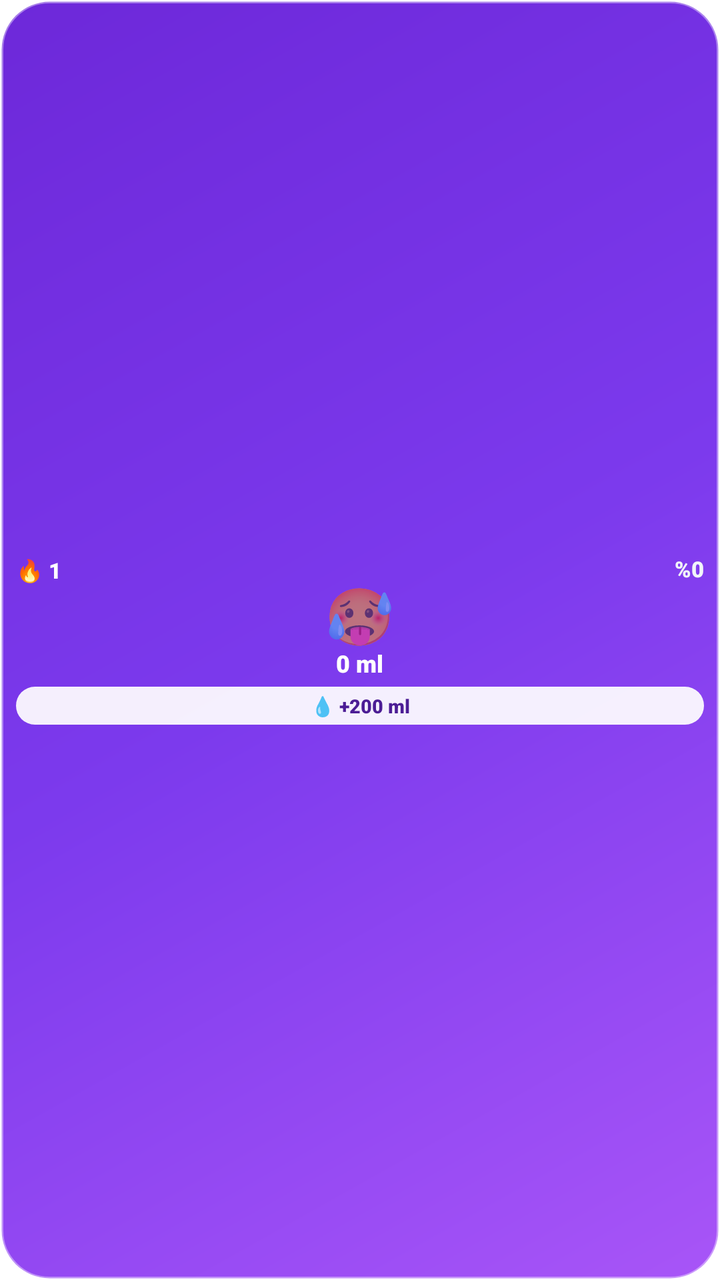
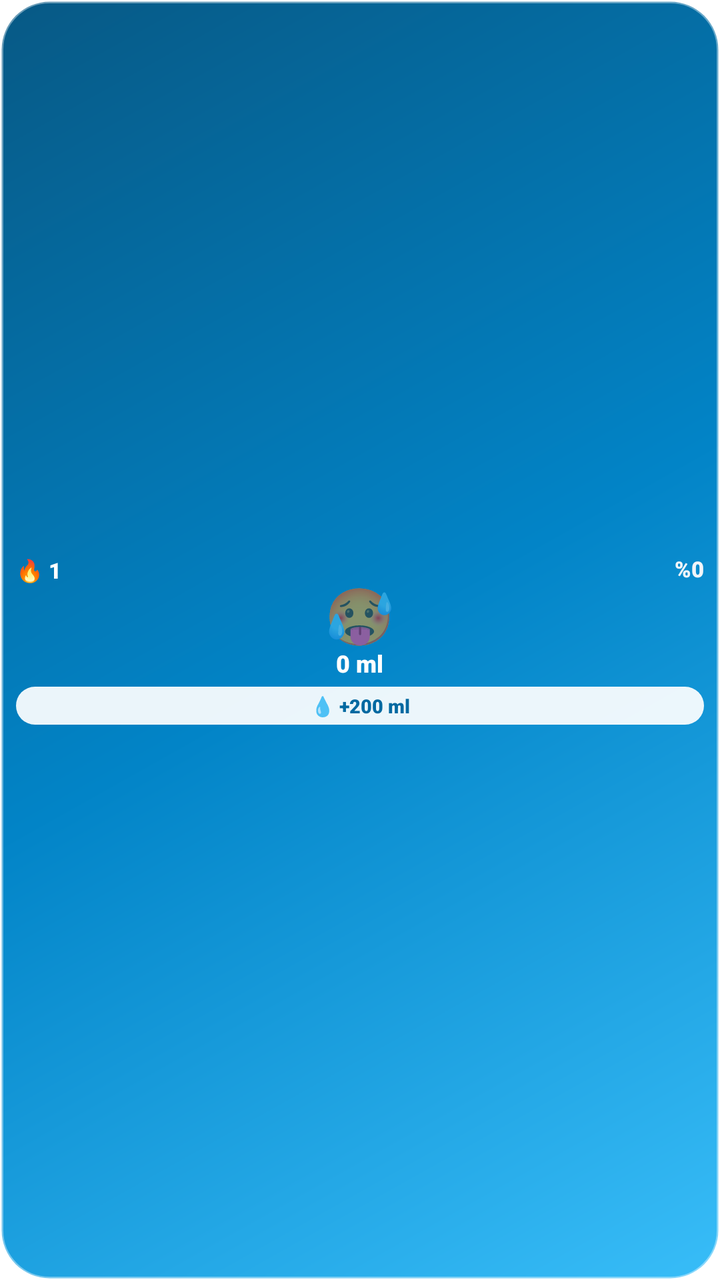

Compare the two renders of this Android layout. The source of the first and the diff that turns it into the second are given below.
<!-- AndroidManifest.xml: fallback theme Theme.MaterialComponents.DayNight.NoActionBar -->
<!-- res/layout/water_mini_widget.xml -->
<?xml version="1.0" encoding="utf-8"?>
<LinearLayout xmlns:android="http://schemas.android.com/apk/res/android"
    android:id="@+id/widget_mini_root"
    android:layout_width="match_parent"
    android:layout_height="match_parent"
    android:background="@drawable/widget_card_bg"
    android:gravity="center"
    android:orientation="vertical"
    android:paddingLeft="8dp"
    android:paddingRight="8dp"
    android:paddingTop="6dp"
    android:paddingBottom="6dp">

    
    <LinearLayout
        android:layout_width="match_parent"
        android:layout_height="wrap_content"
        android:gravity="center_vertical"
        android:orientation="horizontal">

        <TextView
            android:id="@+id/tv_mini_streak"
            android:layout_width="0dp"
            android:layout_height="wrap_content"
            android:layout_weight="1"
            android:fontFamily="sans-serif-black"
            android:text="🔥 1"
            android:textColor="#FFFFFF"
            android:textSize="11sp" />

        <TextView
            android:id="@+id/tv_mini_percent"
            android:layout_width="wrap_content"
            android:layout_height="wrap_content"
            android:fontFamily="sans-serif-black"
            android:includeFontPadding="false"
            android:text="%0"
            android:textColor="#F1F5F9"
            android:textSize="11sp" />
    </LinearLayout>

    
    <TextView
        android:id="@+id/tv_mini_mascot"
        android:layout_width="wrap_content"
        android:layout_height="wrap_content"
        android:includeFontPadding="false"
        android:text="🥵"
        android:textSize="28sp" />

    <TextView
        android:id="@+id/tv_mini_subtext"
        android:layout_width="wrap_content"
        android:layout_height="wrap_content"
        android:fontFamily="sans-serif-black"
        android:includeFontPadding="false"
        android:text="0 ml"
        android:textColor="#FFFFFF"
        android:textSize="12sp" />

    <TextView
        android:id="@+id/btn_mini_quick_add"
        android:layout_width="match_parent"
        android:layout_height="wrap_content"
        android:layout_marginTop="4dp"
        android:background="@drawable/widget_button_bg"
        android:clickable="true"
        android:focusable="true"
        android:fontFamily="sans-serif-black"
        android:gravity="center"
        android:paddingTop="3dp"
        android:paddingBottom="3dp"
        android:text="💧 +200 ml"
        android:textColor="#4C1D95"
        android:textSize="9.5sp" />

</LinearLayout>
<!-- resources referenced by this layout -->
<resources>
  <!-- drawable widget_button_bg (drawable) -->
  <?xml version="1.0" encoding="utf-8"?>
  <shape xmlns:android="http://schemas.android.com/apk/res/android"
      android:shape="rectangle">
      <solid android:color="#EBFFFFFF" />
      <corners android:radius="12dp" />
  </shape>
  <!-- drawable widget_card_bg (drawable) -->
  <?xml version="1.0" encoding="utf-8"?>
  <shape xmlns:android="http://schemas.android.com/apk/res/android"
      android:shape="rectangle">
      
      <gradient
          android:angle="315"
          android:startColor="#6D28D9"
          android:centerColor="#7C3AED"
          android:endColor="#A855F7"
          android:type="linear" />
      <corners android:radius="24dp" />
      <stroke
          android:width="1.5dp"
          android:color="#66FFFFFF" />
  </shape>
</resources>

<!-- the commit's change to res/layout/water_mini_widget.xml (unified diff, before → after) -->
@@ -71,7 +71,7 @@
         android:paddingTop="3dp"
         android:paddingBottom="3dp"
         android:text="💧 +200 ml"
-        android:textColor="#4C1D95"
+        android:textColor="#0369A1"
         android:textSize="9.5sp" />
 
 </LinearLayout>
<!-- resource entries referenced after the edit -->
@@ -14,9 +14,9 @@
       
       <gradient
           android:angle="315"
-          android:startColor="#6D28D9"
-          android:centerColor="#7C3AED"
-          android:endColor="#A855F7"
+          android:startColor="#075985"
+          android:centerColor="#0284C7"
+          android:endColor="#38BDF8"
           android:type="linear" />
       <corners android:radius="24dp" />
       <stroke
